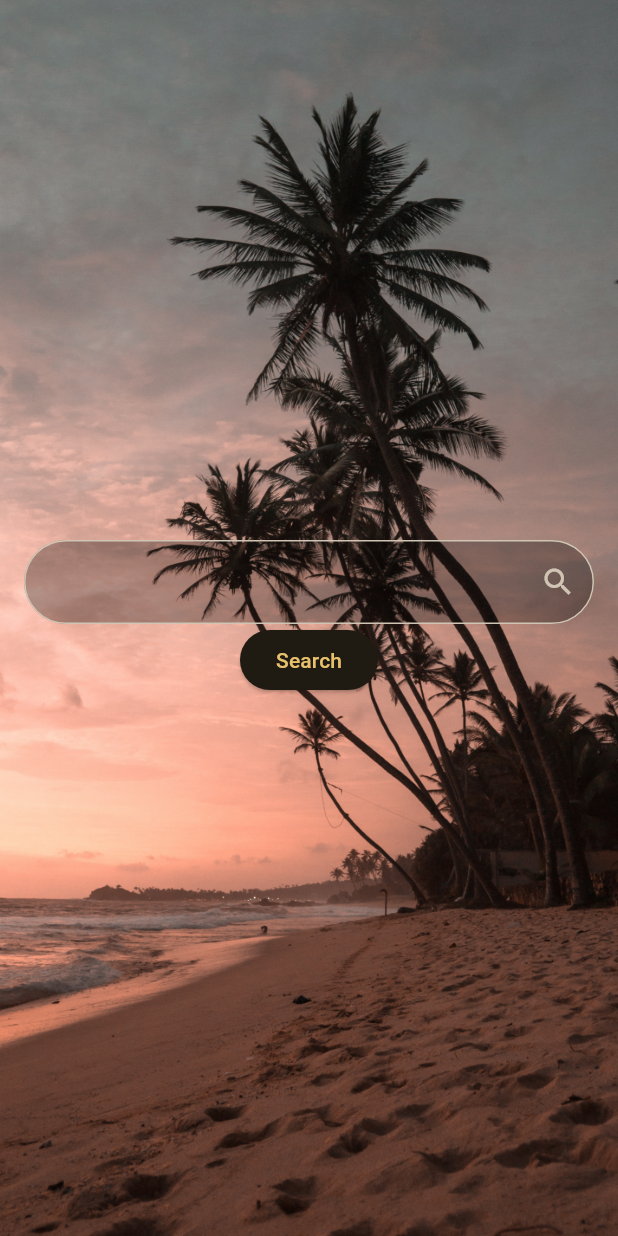
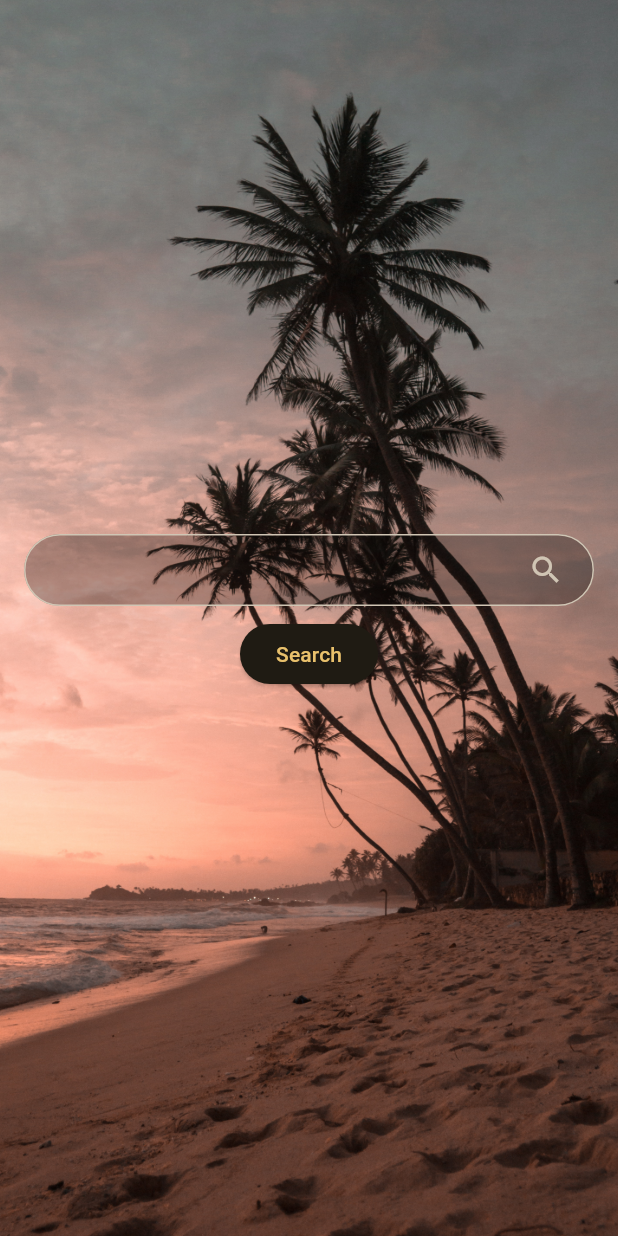
Before and after one commit to siva636/pexels_view, a Flutter app: the screen it shows after launch, on a phone screen of 412 x 824 dp. Run offline on Flutter 3.47's test engine with Material 2 defaults, Android fonts, the phone set to English and light mode, and no system bars; our stand-ins replace adaptive_breakpoints, equatable, flutter_bloc, flutter_dotenv.

Commit message:
Search page style improved

```diff
--- a/lib/src/media/ui/search.dart
+++ b/lib/src/media/ui/search.dart
@@ -3,6 +3,8 @@ import 'package:flutter_bloc/flutter_bloc.dart';
 import 'package:pexels_view/src/media/bloc/media_bloc.dart';
 import 'package:adaptive_breakpoints/adaptive_breakpoints.dart';
 import 'package:pexels_view/src/media/ui/master_view.dart';
+
+import '../../utility/constant/constant.dart';
 
 class Search extends StatefulWidget {
   const Search({Key? key}) : super(key: key);
@@ -60,10 +62,16 @@ class _SearchState extends State<Search> {
                     ),
                     fillColor: Colors.black.withOpacity(0.3),
                     filled: true,
-                    suffixIcon: const Icon(Icons.search),
+                    suffixIcon: const Padding(
+                      padding: EdgeInsets.symmetric(horizontal: 20),
+                      child: Icon(Icons.search),
+                    ),
+                    contentPadding: const EdgeInsets.symmetric(horizontal: 20),
                   ),
                 ),
-                ElevatedButton(
+                Padding(
+                  padding: const EdgeInsets.all(padding),
+                  child: ElevatedButton(
                     onPressed: () async {
                       if (!_formKey.currentState!.validate()) {
                         return;
@@ -79,6 +87,7 @@ class _SearchState extends State<Search> {
                       );
                     },
                     child: const Text('Search'),
+                  ),
                 )
               ],
             ),
--- a/lib/src/utility/constant/constant.dart
+++ b/lib/src/utility/constant/constant.dart
@@ -4,6 +4,7 @@ const maxCachedPages = 100;
 const photosBaseUrl = 'https://api.pexels.com/v1/';
 const videosBaseUrl = 'https://api.pexels.com/videos/';
 const imagePlaceholderUrlUrl = 'assets/images/image_placeholder.jpg';
+const padding = 8.0;
 const imagePadding = 4.0;
 const imagePlaceHolderPadding = 8.0;
 const screenPadding = 8.0;
```
Lines whose indentation alone changed are shown as unchanged.
